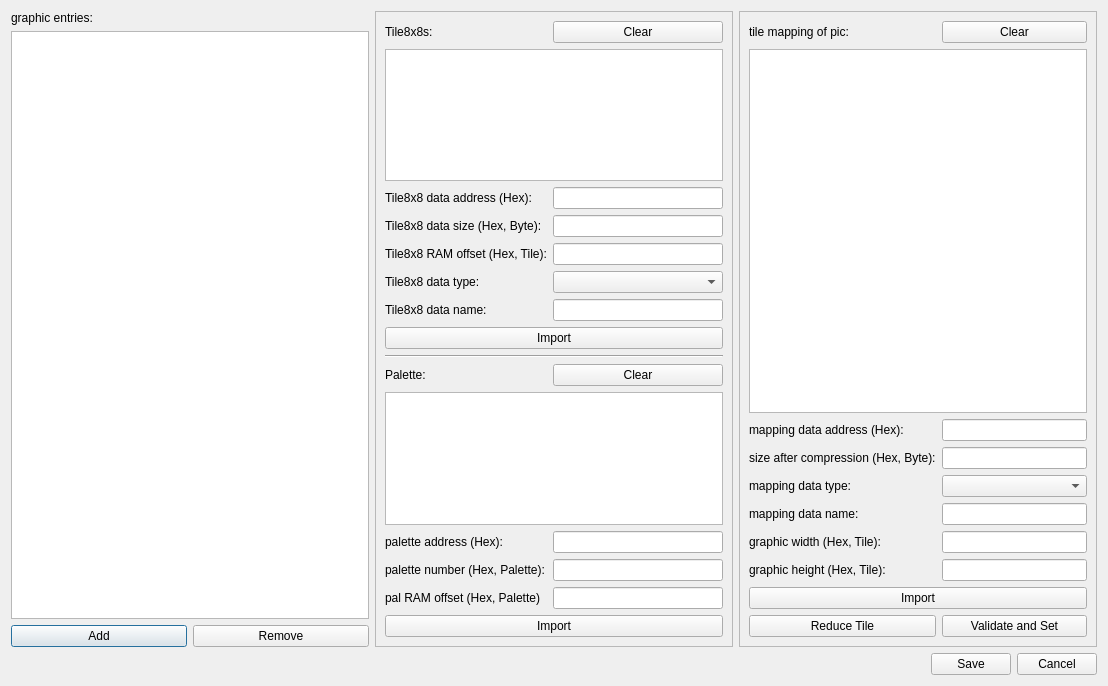
Old version of the form Dialog/GraphicManagerDialog.ui in the repository wario-land/WL4Editor.
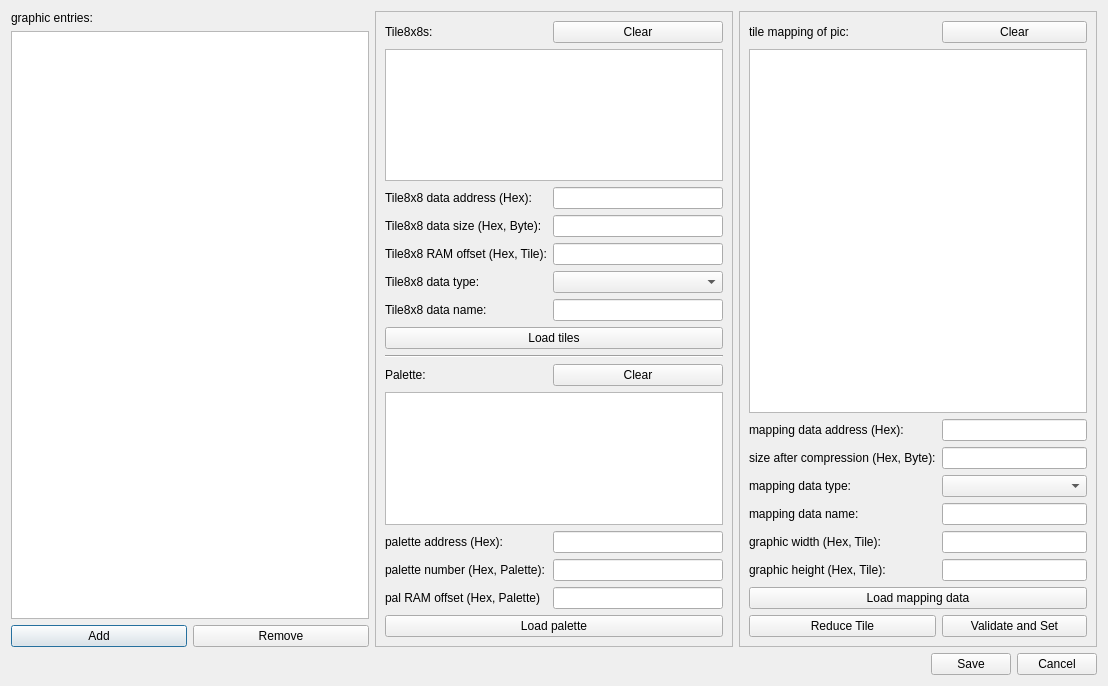
New version of the form.

Commit message: now the graphic manager can import tile data and mapping data from the ROM too

Diff of the .ui file:
```diff
--- a/Dialog/GraphicManagerDialog.ui
+++ b/Dialog/GraphicManagerDialog.ui
@@ -225,7 +225,7 @@
                 <string>Import from ROM or files</string>
                </property>
                <property name="text">
-                <string>Import</string>
+                <string>Load tiles</string>
                </property>
               </widget>
              </item>
@@ -235,7 +235,7 @@
                 <string>Import from ROM or files</string>
                </property>
                <property name="text">
-                <string>Import</string>
+                <string>Load palette</string>
                </property>
               </widget>
              </item>
@@ -367,7 +367,7 @@
               <string>Import from ROM or files</string>
              </property>
              <property name="text">
-              <string>Import</string>
+              <string>Load mapping data</string>
              </property>
             </widget>
            </item>
```
The commit also changes 1 other file.
